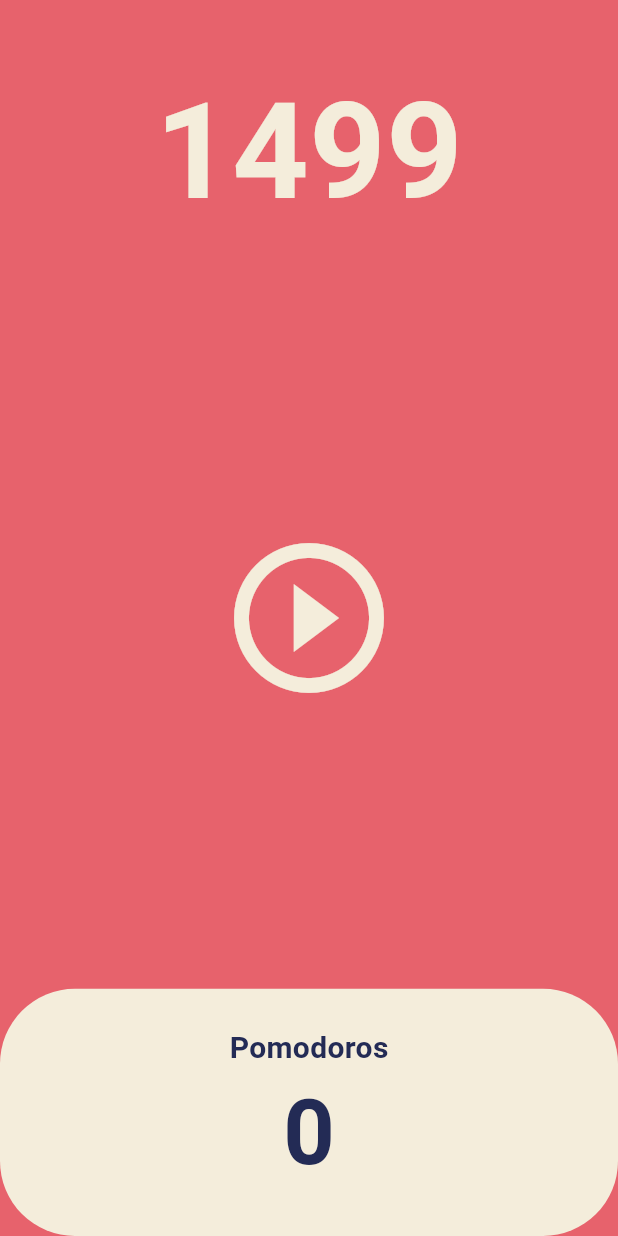
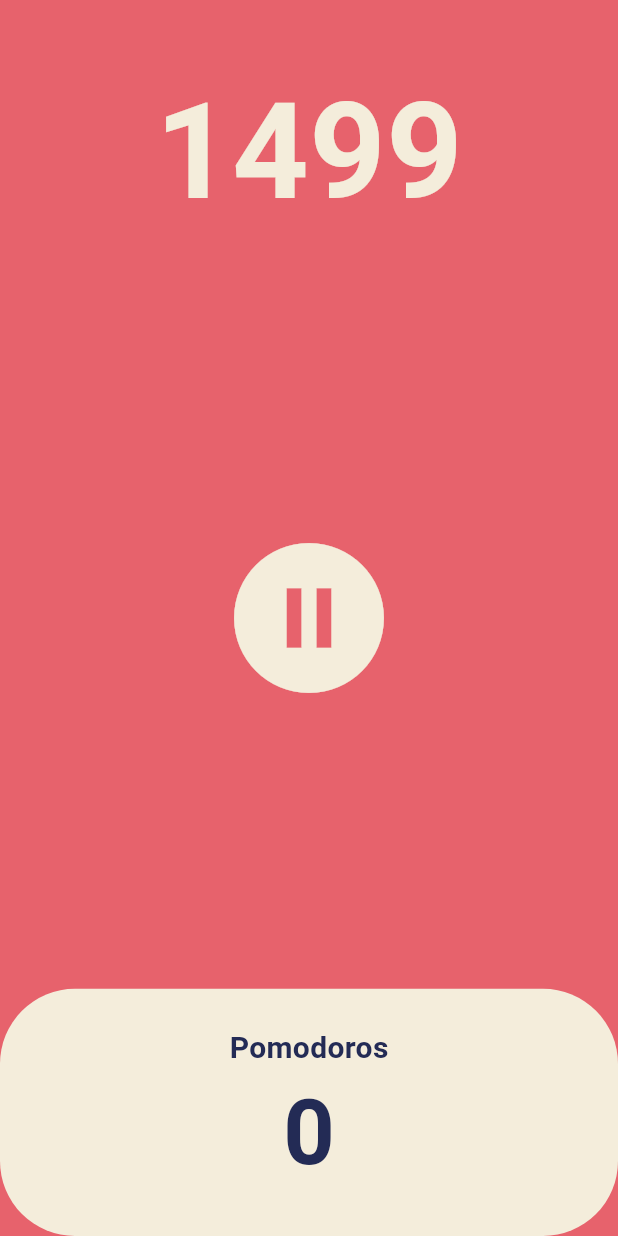
Before and after one commit to hulkcodeer/my_flutter_app, a Flutter app: the screen it shows after launch, after a tap on the "play circle outline" icon, on a phone screen of 412 x 824 dp. Run offline on Flutter 3.47's test engine with Material 3 defaults, Android fonts, the phone set to English and light mode, and no system bars; missing offline and left inert: dart:ffi.

Commit message:
:construction: 타이머 이용한 기능 추가

```diff
--- a/lib/screens/home_screen.dart
+++ b/lib/screens/home_screen.dart
@@ -12,6 +12,7 @@ class HomeScreen extends StatefulWidget {
 
 class _HomeScreenState extends State<HomeScreen> {
   int totalSecond = 1500;
+  bool isRunning = false;
   late Timer timer;
 
   void onTick(Timer timer) {
@@ -22,6 +23,17 @@ class _HomeScreenState extends State<HomeScreen> {
 
   void onStartPressed() {
     timer = Timer.periodic(const Duration(seconds: 1), onTick);
+
+    setState(() {
+      isRunning = true;
+    });
+  }
+
+  void onPausePressed() {
+    timer.cancel();
+    setState(() {
+      isRunning = false;
+    });
   }
 
   @override
@@ -49,10 +61,12 @@ class _HomeScreenState extends State<HomeScreen> {
               child: IconButton(
                   iconSize: 120,
                   color: Theme.of(context).cardColor,
-                  onPressed: onStartPressed,
-                  icon: const Icon(
-                    Icons.play_circle_outline,
-                  )),
+                  onPressed: isRunning ? onPausePressed : onStartPressed,
+                  icon: isRunning
+                      ? const Icon(Icons.pause_circle_filled_outlined)
+                      : const Icon(
+                          Icons.play_circle_outline,
+                        )),
             ),
           ),
           Flexible(
```
